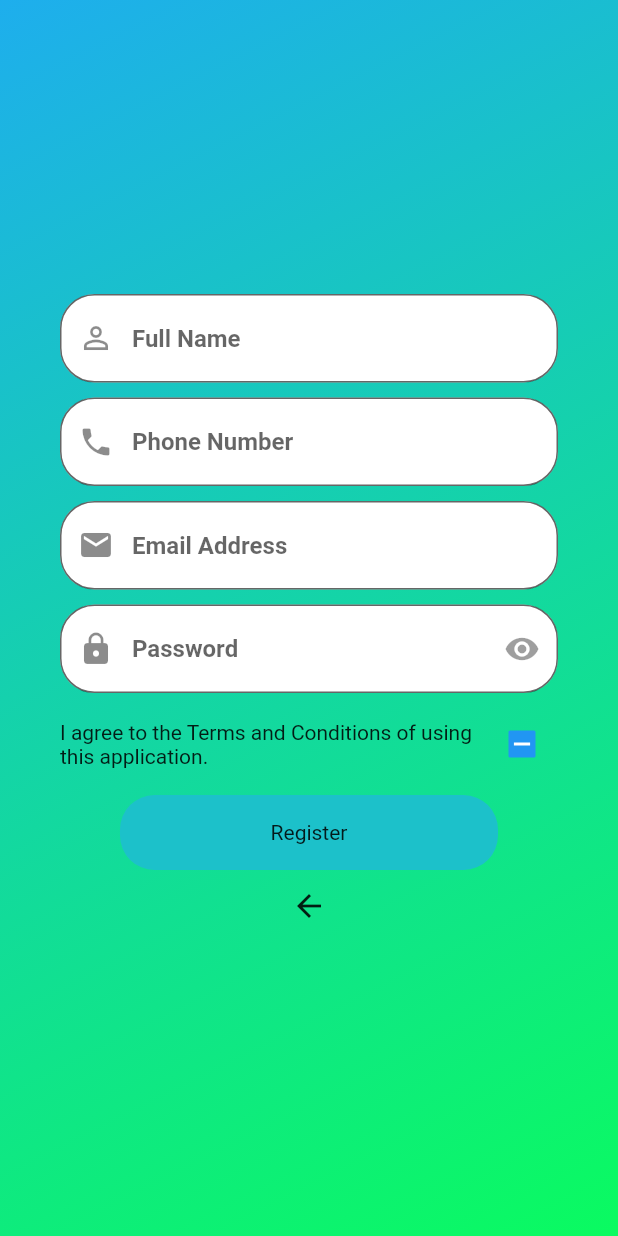
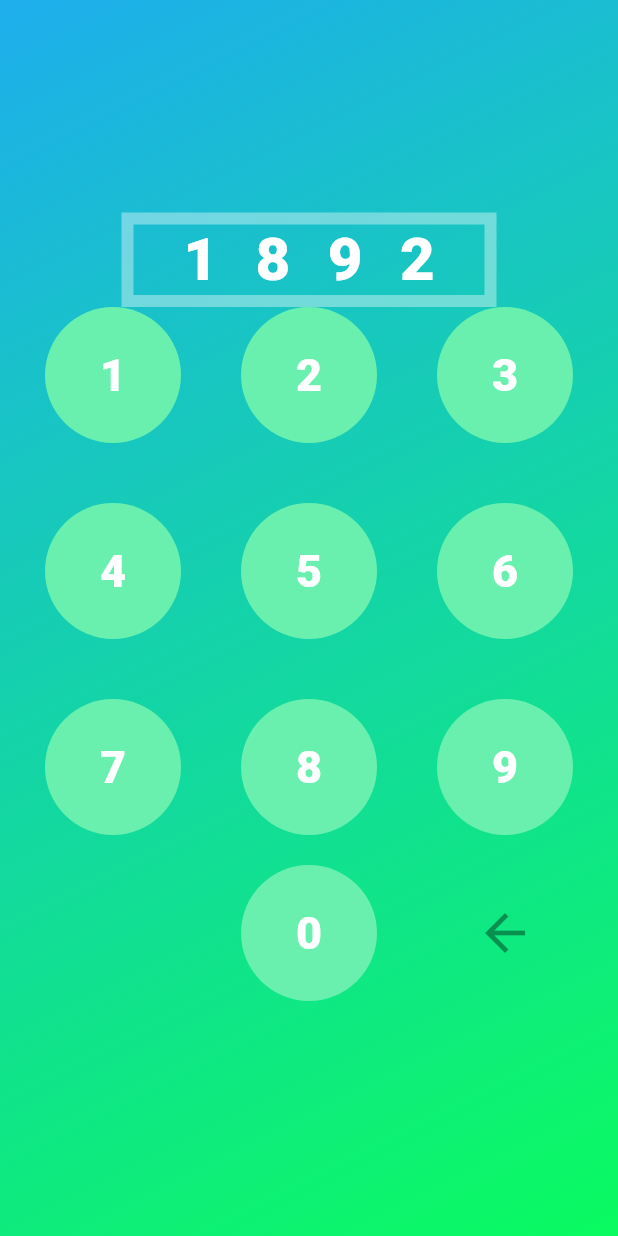
Before and after one commit to sorXCode/naijaHacks2019-tradin, a Flutter app: the screen it shows after launch, on a phone screen of 412 x 824 dp. Run offline on Flutter 3.47's test engine with Material 2 defaults, Android fonts, the phone set to English and light mode, and no system bars; Roboto replaces fonts that are missing (OpenSans).

Commit message:
added auth screen

```diff
--- a/tradin/lib/main.dart
+++ b/tradin/lib/main.dart
@@ -1,6 +1,6 @@
 import 'package:flutter/material.dart';
 import 'package:flutter/services.dart';
-import 'package:tradin/ui/user/signup.dart';
+import 'package:tradin/ui/user/phoneAuth.dart';
 import 'package:tradin/ui/user/widgetsConstants.dart';
 
 void main() async {
@@ -18,7 +18,7 @@ class MyApp extends StatelessWidget with WidgetsConstants {
   Widget build(BuildContext context) {
     return MaterialApp(
       debugShowCheckedModeBanner: false,
-      home: SignUp(),
+      home: PhoneAuth(),
     );
   }
 }
--- /dev/null
+++ b/tradin/lib/ui/user/phoneAuth.dart
@@ -0,0 +1,103 @@
+import 'package:flutter/material.dart';
+import 'package:tradin/ui/user/widgetsConstants.dart';
+
+class PhoneAuth extends StatefulWidget {
+  PhoneAuth({Key key}) : super(key: key);
+
+  @override
+  _PhoneAuthState createState() => _PhoneAuthState();
+}
+
+class _PhoneAuthState extends State<PhoneAuth> with WidgetsConstants {
+  @override
+  Widget build(BuildContext context) {
+    var codeBox = Container(
+      alignment: Alignment.center,
+      width: 250,
+      decoration:
+          BoxDecoration(border: Border.all(color: Colors.white38, width: 8)),
+      child: Text(
+        "1892",
+        style: TextStyle(
+          fontSize: 40,
+          fontWeight: FontWeight.w800,
+          color: Colors.white,
+          letterSpacing: 25,
+        ),
+      ),
+    );
+
+    var numberPad = Padding(
+      padding: const EdgeInsets.only(bottom: 15.0),
+      child: Column(
+        mainAxisAlignment: MainAxisAlignment.end,
+        children: <Widget>[
+          Container(
+            margin: EdgeInsets.symmetric(horizontal: 30),
+            child: GridView.count(
+              shrinkWrap: true,
+              crossAxisCount: 3,
+              crossAxisSpacing: 40,
+              mainAxisSpacing: 40,
+              children: List.generate(9, (number) => buttonBuilder(number + 1)),
+            ),
+          ),
+          SizedBox(
+            height: 20,
+          ),
+          Container(
+            alignment: Alignment.bottomRight,
+            margin: EdgeInsets.symmetric(horizontal: 30),
+            child: GridView.count(
+                shrinkWrap: true,
+                crossAxisCount: 3,
+                crossAxisSpacing: 40,
+                mainAxisSpacing: 40,
+                children: [
+                  SizedBox(),
+                  buttonBuilder(0),
+                  IconButton(
+                    icon: Icon(
+                      Icons.arrow_back,
+                      size: 40,
+                    ),
+                  ),
+                ]),
+          ),
+        ],
+      ),
+    );
+
+    return Scaffold(
+      body: Container(
+        alignment: Alignment.center,
+        decoration: BoxDecoration(
+          gradient: LinearGradient(
+            colors: [colorGreen, colorBlue],
+            begin: Alignment.bottomRight,
+            end: Alignment.topLeft,
+          ),
+        ),
+        child: Column(
+          mainAxisAlignment: MainAxisAlignment.center,
+          children: <Widget>[
+            codeBox,
+            numberPad,
+          ],
+        ),
+      ),
+    );
+  }
+
+  Widget buttonBuilder(int number) {
+    return CircleAvatar(
+      backgroundColor: Colors.greenAccent,
+      child: Text(
+        '$number',
+        style: TextStyle(
+            fontSize: 30, fontWeight: FontWeight.w800, color: Colors.white),
+      ),
+      radius: 40,
+    );
+  }
+}
--- a/tradin/lib/ui/user/signup.dart
+++ b/tradin/lib/ui/user/signup.dart
@@ -118,6 +118,7 @@ class _SignUpState extends State<SignUp> with WidgetsConstants {
           ),
         ),
         Checkbox(
+          value: true,
           onChanged: (val) {
             setState(
               () {
```
